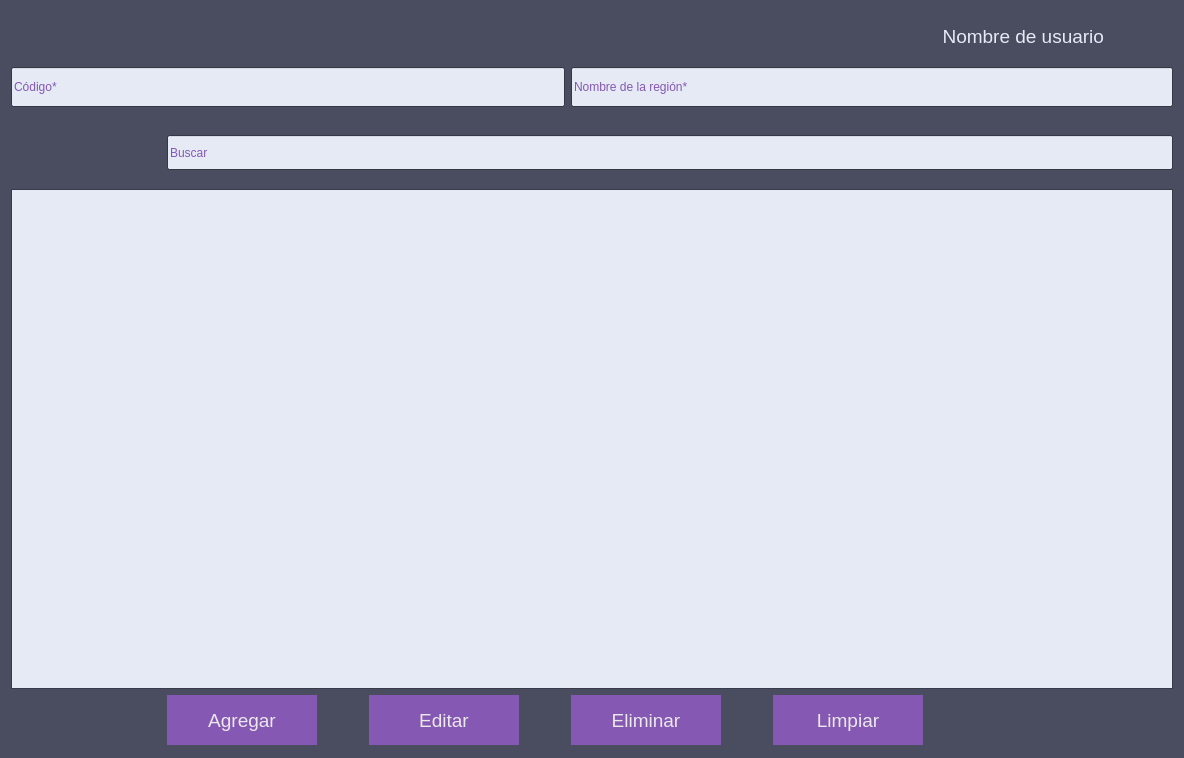
Above: vistas/UIs/frmRegiones.ui from andyy-nr/pda-proyecto before the change. Below: the same form after it.
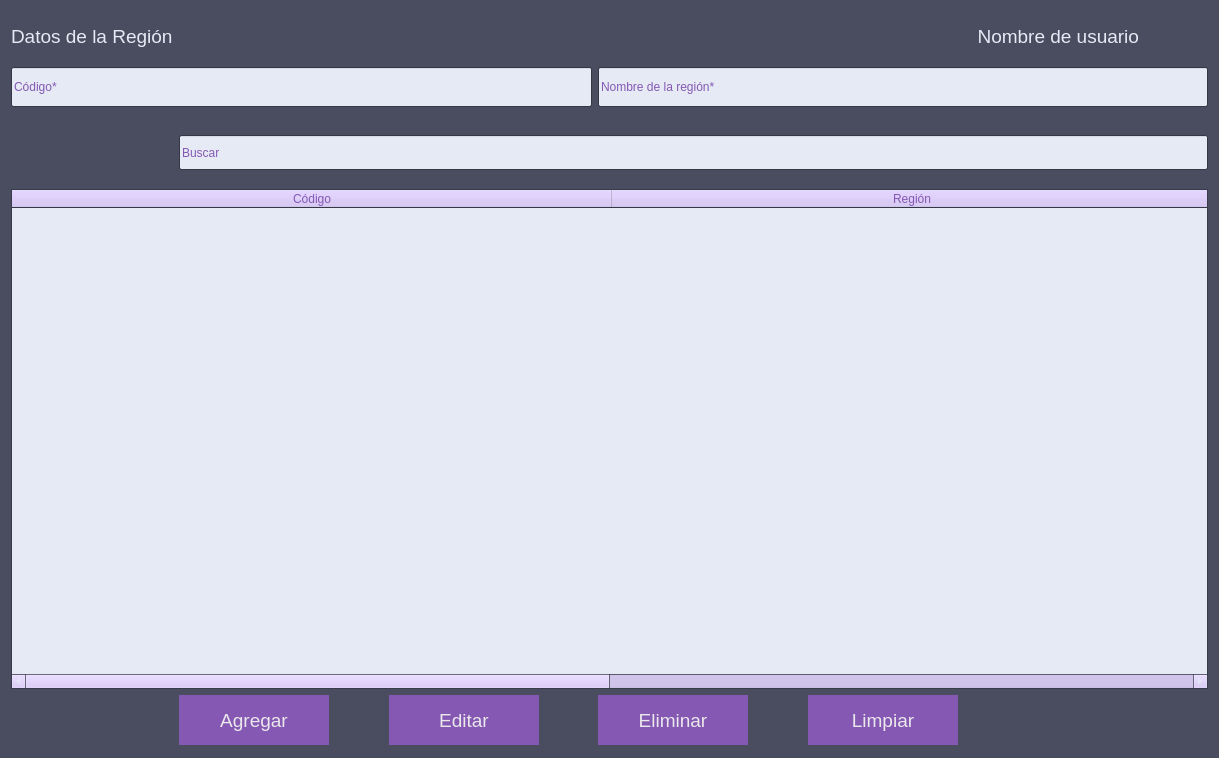
That is the form after the change. Icons and pictures are not drawn.

The edit to the form file:
```diff
--- a/vistas/UIs/frmRegiones.ui
+++ b/vistas/UIs/frmRegiones.ui
@@ -6,7 +6,7 @@
    <rect>
     <x>0</x>
     <y>0</y>
-    <width>1180</width>
+    <width>1219</width>
     <height>758</height>
    </rect>
   </property>
@@ -300,41 +300,6 @@
    <string>Información de regiones</string>
   </property>
   <layout class="QGridLayout" name="gridLayout">
-   <item row="0" column="0" alignment="Qt::AlignLeft">
-    <widget class="QPushButton" name="btn_regresar">
-     <property name="minimumSize">
-      <size>
-       <width>50</width>
-       <height>50</height>
-      </size>
-     </property>
-     <property name="maximumSize">
-      <size>
-       <width>50</width>
-       <height>50</height>
-      </size>
-     </property>
-     <property name="styleSheet">
-      <string notr="true">border-style: outset;
-background-color: :#494D5F;
-
-</string>
-     </property>
-     <property name="text">
-      <string/>
-     </property>
-     <property name="icon">
-      <iconset resource="../imagenes/imagenes.qrc">
-       <normaloff>:/iconos/Flecha.png</normaloff>:/iconos/Flecha.png</iconset>
-     </property>
-     <property name="iconSize">
-      <size>
-       <width>40</width>
-       <height>40</height>
-      </size>
-     </property>
-    </widget>
-   </item>
    <item row="1" column="5" colspan="3">
     <widget class="QLineEdit" name="txt_nombre_region">
      <property name="minimumSize">
@@ -567,31 +532,6 @@
      </property>
     </widget>
    </item>
-   <item row="4" column="0" colspan="8">
-    <widget class="QTableView" name="tbl_regiones">
-     <property name="sizePolicy">
-      <sizepolicy hsizetype="Ignored" vsizetype="Ignored">
-       <horstretch>0</horstretch>
-       <verstretch>0</verstretch>
-      </sizepolicy>
-     </property>
-     <property name="minimumSize">
-      <size>
-       <width>0</width>
-       <height>500</height>
-      </size>
-     </property>
-     <property name="maximumSize">
-      <size>
-       <width>16777215</width>
-       <height>500</height>
-      </size>
-     </property>
-     <property name="contextMenuPolicy">
-      <enum>Qt::CustomContextMenu</enum>
-     </property>
-    </widget>
-   </item>
    <item row="5" column="1" alignment="Qt::AlignRight">
     <widget class="QPushButton" name="btn_agregar">
      <property name="minimumSize">
@@ -706,6 +646,62 @@
      </property>
     </spacer>
    </item>
+   <item row="0" column="0">
+    <widget class="QLabel" name="label">
+     <property name="font">
+      <font>
+       <pointsize>14</pointsize>
+      </font>
+     </property>
+     <property name="text">
+      <string>Datos de la Región</string>
+     </property>
+    </widget>
+   </item>
+   <item row="4" column="0" colspan="8">
+    <widget class="QTableWidget" name="tbl_regiones">
+     <property name="sizePolicy">
+      <sizepolicy hsizetype="Ignored" vsizetype="Ignored">
+       <horstretch>0</horstretch>
+       <verstretch>0</verstretch>
+      </sizepolicy>
+     </property>
+     <property name="minimumSize">
+      <size>
+       <width>0</width>
+       <height>500</height>
+      </size>
+     </property>
+     <property name="maximumSize">
+      <size>
+       <width>16777215</width>
+       <height>500</height>
+      </size>
+     </property>
+     <property name="contextMenuPolicy">
+      <enum>Qt::CustomContextMenu</enum>
+     </property>
+     <property name="sizeAdjustPolicy">
+      <enum>QAbstractScrollArea::AdjustToContents</enum>
+     </property>
+     <attribute name="horizontalHeaderDefaultSectionSize">
+      <number>600</number>
+     </attribute>
+     <attribute name="horizontalHeaderStretchLastSection">
+      <bool>true</bool>
+     </attribute>
+     <column>
+      <property name="text">
+       <string>Código</string>
+      </property>
+     </column>
+     <column>
+      <property name="text">
+       <string>Región</string>
+      </property>
+     </column>
+    </widget>
+   </item>
   </layout>
  </widget>
  <resources>
```
Left out of the diff: 2 changed lines with no effect on the pictures.
